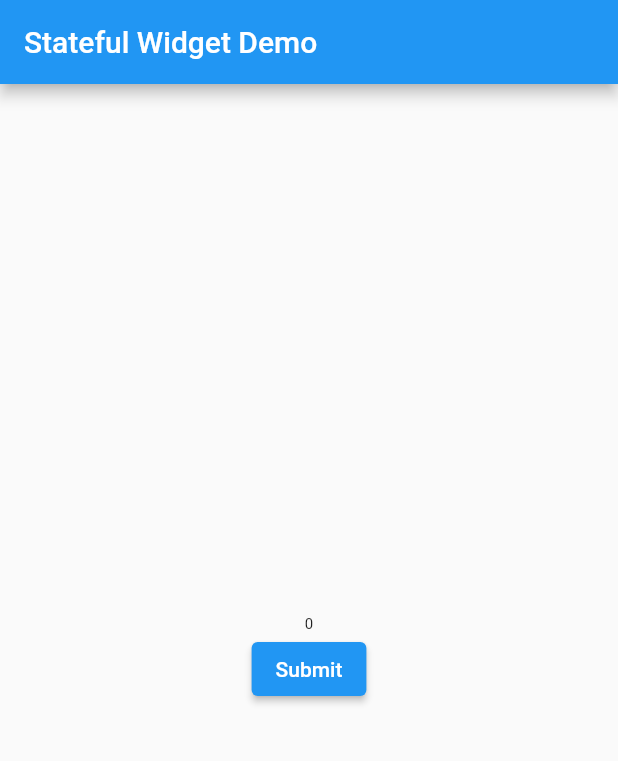
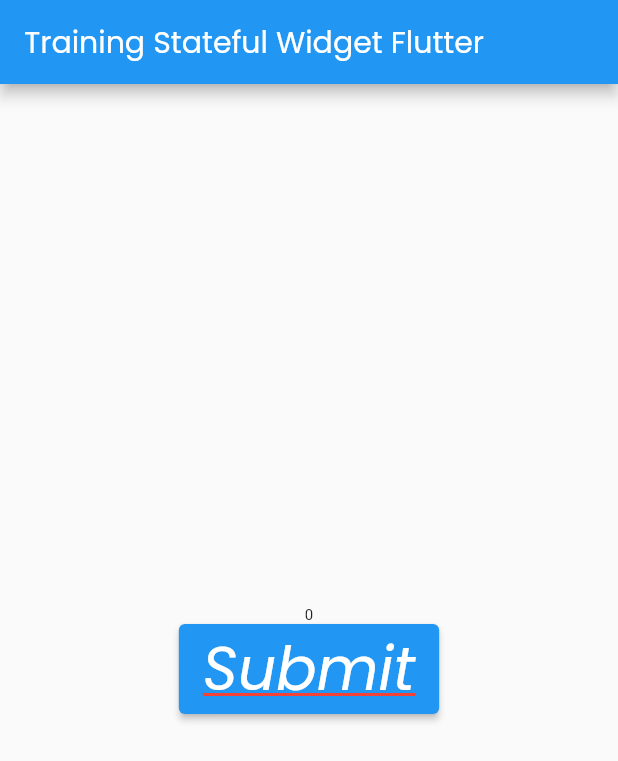
Before and after one commit to putranurf/hello-flutter, a Flutter app: the screen it shows after launch, on a phone screen of 412 x 824 dp. Shown: the top 761 px of the screen. Run offline on Flutter 3.47's test engine with Material 2 defaults, Android fonts, the phone set to English and light mode, and no system bars.

Commit message:
Training adding font style

```diff
--- a/lib/main.dart
+++ b/lib/main.dart
@@ -114,7 +114,10 @@ class _TestStatefulWidgetState extends State<TestStatefulWidget> {
     return MaterialApp(
       home: Scaffold(
         appBar: AppBar(
-          title: Text("Stateful Widget Demo"),
+          title: const Text(
+            "Training Stateful Widget Flutter",
+            style: TextStyle(fontFamily: "Poppins"),
+          ),
         ),
         body: Center(
           child: Column(
@@ -126,7 +129,16 @@ class _TestStatefulWidgetState extends State<TestStatefulWidget> {
               ),
               ElevatedButton(
                 onPressed: onSubmit,
-                child: Text("Submit"),
+                child: Text(
+                  "Submit",
+                  style: TextStyle(
+                      fontFamily: "Poppins",
+                      fontStyle: FontStyle.italic,
+                      fontSize: 40,
+                      decoration: TextDecoration.underline,
+                      decorationColor: Colors.red,
+                      decorationStyle: TextDecorationStyle.solid),
+                ),
               )
             ],
           ),
```
Also changed, not shown: pubspec.yaml (+22 -6 lines), fonts/Poppins-Black.ttf (added), fonts/Poppins-BlackItalic.ttf (added), fonts/Poppins-Bold.ttf (added), fonts/Poppins-BoldItalic.ttf (added), fonts/Poppins-ExtraBold.ttf (added), fonts/Poppins-ExtraBoldItalic.ttf (added), fonts/Poppins-ExtraLight.ttf (added), fonts/Poppins-ExtraLightItalic.ttf (added), fonts/Poppins-Italic.ttf (added), fonts/Poppins-Light.ttf (added), fonts/Poppins-LightItalic.ttf (added), fonts/Poppins-Medium.ttf (added), fonts/Poppins-MediumItalic.ttf (added), 5 more files.
